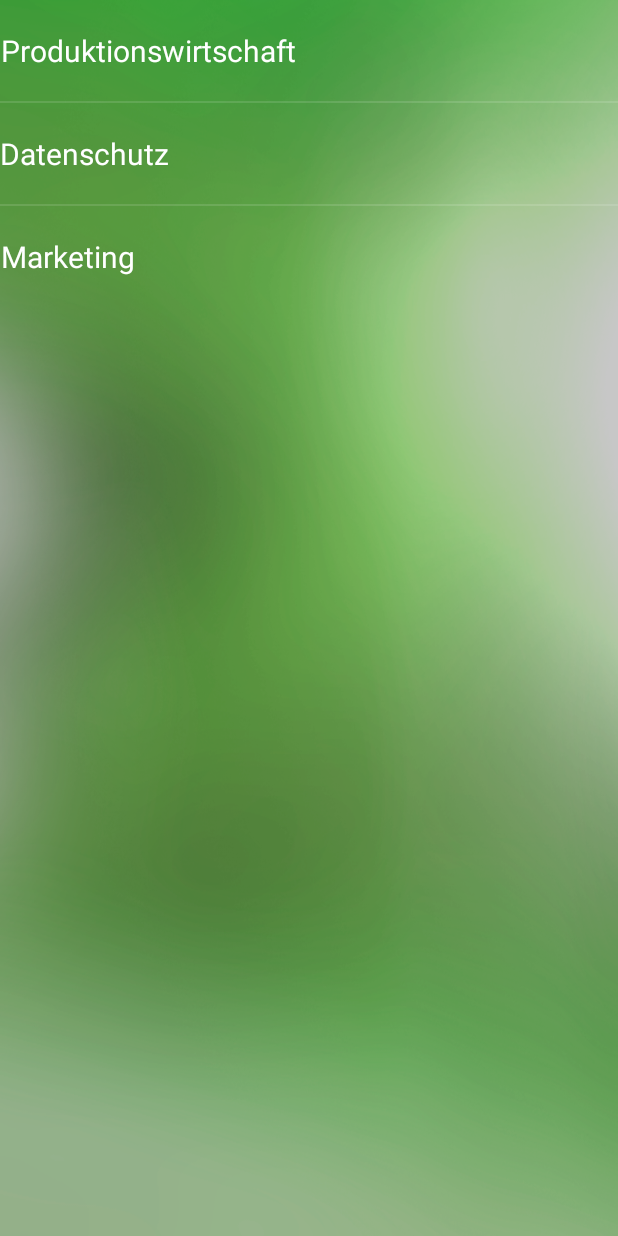
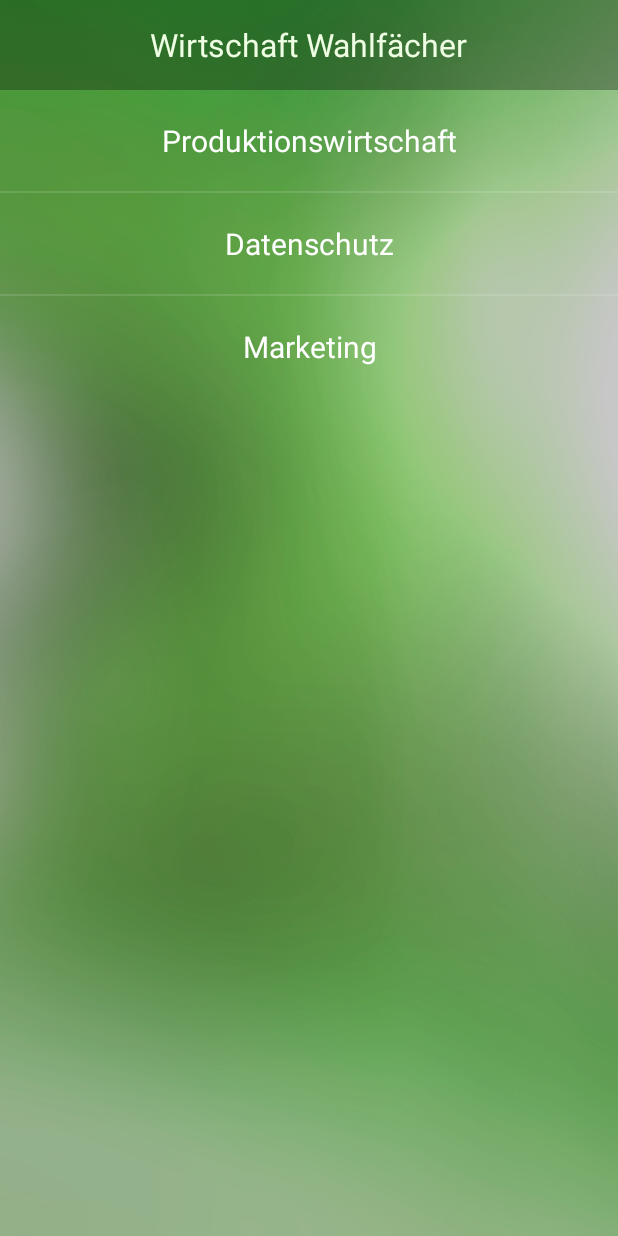
Before and after one commit to frickD/winki, an Android app: the screen it shows after launch (Main_Activity), after a tap on an icon or button, on a phone screen of 412 x 824 dp. Run offline under Robolectric (Android 15) with nearby library versions, the phone set to English and light mode, and no system bars; 1 other tap on this screen came first.

Commit message:
List View Update

```diff
--- a/app/src/main/java/hochschule/winki/Main_Activity.java
+++ b/app/src/main/java/hochschule/winki/Main_Activity.java
@@ -1,6 +1,7 @@
 package hochschule.winki;
 
 import android.content.Intent;
+import android.net.Uri;
 import android.os.Bundle;
 import android.support.design.widget.FloatingActionButton;
 import android.support.design.widget.Snackbar;
@@ -11,8 +12,10 @@ import android.view.Menu;
 import android.view.MenuItem;
 import android.widget.AdapterView;
 import android.widget.Button;
+import android.widget.EditText;
 import android.widget.LinearLayout;
 import android.widget.ListView;
+import android.widget.TextView;
 import android.widget.Toast;
 
 import java.util.HashMap;
@@ -26,6 +29,8 @@ public class Main_Activity extends AppCompatActivity {
     private LinearLayout searchLayout;
     private boolean isBackOnSemester = true;
     private String[] backArray;
+    private String backString;
+    private String backSemester;
 
     @Override
     protected void onCreate(Bundle savedInstanceState) {
@@ -35,17 +40,7 @@ public class Main_Activity extends AppCompatActivity {
         toolbar.setTitle("  ");
         setSupportActionBar(toolbar);
         searchLayout = (LinearLayout) findViewById(R.id.search_layout);
-
-
-        FloatingActionButton fab = (FloatingActionButton) findViewById(R.id.fab);
-        fab.setOnClickListener(new View.OnClickListener() {
-            @Override
-            public void onClick(View view) {
-                Snackbar.make(view, "Sie durchsuchen die Bib der HM", Snackbar.LENGTH_LONG)
-                        .setAction("Action", null).show();
-                 searchLayout.setVisibility(View.VISIBLE);
-            }
-        });
+        setSearchButtonListener();
         objectMap = Subjects.getObjectMap();
         wikiTitleMap = Subjects.getWikipediaTitle();
     }
@@ -73,19 +68,31 @@ public class Main_Activity extends AppCompatActivity {
     }
 
     public void onFirstSemester(View view) {
+        backString = "1. Semester";
+        backSemester = backString;
         openList(Subjects.firstSemester);
+        setHeadline(backString);
     }
 
     public void onSecondSemester (View view) {
+        backString = "2. Semester";
+        backSemester = backString;
         openList(Subjects.secondSemester);
+        setHeadline(backString);
     }
 
     public void onThirdSemester (View view) {
+        backString = "3. Semester";
+        backSemester = backString;
         openList(Subjects.thirdSemester);
+        setHeadline(backString);
     }
 
     public void onFourthSemester (View view) {
+        backSemester = backString;
+        backString = "4. Semester";
         openList(Subjects.fourthSemester);
+        setHeadline(backString);
     }
 
     public void onFifthSemester (View view) {
@@ -98,7 +105,10 @@ public class Main_Activity extends AppCompatActivity {
     }
 
     public void onSixthSemester (View view) {
+        backSemester = backString;
+        backString = "6. Semester";
         openList(Subjects.sixthSemester);
+        setHeadline(backString);
     }
 
     public void onSeventhSemester (View view) {
@@ -114,11 +124,17 @@ public class Main_Activity extends AppCompatActivity {
         searchLayout.setVisibility(View.GONE);
     }
     public void onWirtschaftSemester (View view) {
+        backSemester = backString;
+        backString = "Wirtschaft Wahlfächer";
         openList(Subjects.wpfgWirtschaft);
+        setHeadline(backString);
     }
 
     public void onITSemester (View view) {
+        backSemester = backString;
+        backString = "IT Wahlfächer";
         openList(Subjects.wpfgIT);
+        setHeadline(backString);
     }
 
     private void openList(final String[] givenSubject) {
@@ -129,6 +145,8 @@ public class Main_Activity extends AppCompatActivity {
             public void onItemClick(AdapterView<?> parent, View view, int position, long id) {
                 Toast.makeText(getApplicationContext(), givenSubject[position], Toast.LENGTH_SHORT).show();
                 openSubject(objectMap.get(givenSubject[position]));
+                backString = givenSubject[position];
+                setHeadline(backString);
                 isBackOnSemester = false;
             }
         });
@@ -162,10 +180,38 @@ public class Main_Activity extends AppCompatActivity {
     public void onBackPressed() {
         if(this.isBackOnSemester) {
             setContentView(R.layout.activity_main);
+            setSearchButtonListener();
         }
         else{
             openList(backArray);
+            setHeadline(backSemester);
             isBackOnSemester = true;
         }
     }
+
+    private void setSearchButtonListener() {
+        searchLayout = (LinearLayout) findViewById(R.id.search_layout);
+        FloatingActionButton fab = (FloatingActionButton) findViewById(R.id.fab);
+        fab.setOnClickListener(new View.OnClickListener() {
+            @Override
+            public void onClick(View view) {
+                Snackbar.make(view, "Geben Sie Ihren Suchbegriff ein", Snackbar.LENGTH_LONG)
+                        .setAction("Action", null).show();
+                searchLayout.setVisibility(View.VISIBLE);
+            }
+        });
+    }
+
+    public void onSearch(View view) {
+        EditText searchEditText = (EditText) findViewById(R.id.searchInput);
+        String searchInput = searchEditText.getText().toString();
+        Intent browserIntent = new Intent(Intent.ACTION_VIEW, Uri.parse("https://de.m.wikipedia.org/wiki/" + searchInput));
+        startActivity(browserIntent);
+    }
+
+    private void setHeadline (String clickedItem) {
+        String headlineText = clickedItem;
+        TextView headline = (TextView) findViewById(R.id.header);
+        headline.setText(clickedItem);
+    }
 }
--- a/app/src/main/res/layout/content_main_.xml
+++ b/app/src/main/res/layout/content_main_.xml
@@ -24,6 +24,7 @@
             android:background="@drawable/transtree"
             android:layout_height="85dp">
             <EditText
+                android:id="@+id/searchInput"
                 android:layout_marginLeft="10dp"
                 style="@style/whiteTextColor"
                 android:layout_width="wrap_content"
@@ -38,6 +39,7 @@
                 android:layout_weight="1">
             </View>
             <Button
+                android:onClick="onSearch"
                 android:background="@drawable/go"
                 android:layout_width="100dp"
                 android:layout_marginRight="5dp"
--- a/app/src/main/res/layout/list.xml
+++ b/app/src/main/res/layout/list.xml
@@ -8,14 +8,28 @@
 
     <LinearLayout
         android:layout_width="wrap_content"
-        android:gravity="center_horizontal"
         android:orientation="vertical"
-        android:layout_gravity="center_horizontal"
         android:layout_height="wrap_content">
 
+        <LinearLayout
+            android:layout_gravity="center"
+            android:gravity="center"
+            android:layout_width="wrap_content"
+            android:layout_height="60dp"
+            android:background="@drawable/transtree">
+            <TextView
+                android:layout_gravity="center"
+                android:layout_width="wrap_content"
+                android:layout_height="wrap_content"
+                android:text="TEST"
+                style="@style/texttest"
+                android:id="@+id/header"/>
+        </LinearLayout>
+
         <ListView
+            android:layout_gravity="center_horizontal"
             android:id="@+id/listview"
-            android:layout_width="wrap_content"
+            android:layout_width="fill_parent"
             android:layout_height="wrap_content"></ListView>
     </LinearLayout>
 </android.support.design.widget.CoordinatorLayout>
--- a/app/src/main/res/layout/list_row.xml
+++ b/app/src/main/res/layout/list_row.xml
@@ -1,22 +1,21 @@
 <?xml version="1.0" encoding="utf-8"?>
 <TableLayout xmlns:android="http://schemas.android.com/apk/res/android"
-    android:orientation="vertical" android:layout_width="fill_parent"
+    android:orientation="vertical"
     android:layout_gravity="center"
     android:gravity="center"
     android:theme="@style/AppTheme.AppBarOverlay"
-    android:layout_height="match_parent">
+    android:layout_width="fill_parent"
+    android:layout_height="wrap_content">
 
     <TableRow
-        android:layout_width="fill_parent"
-        android:gravity="center"
-        android:layout_gravity="center">
+        android:layout_width="match_parent" >
         <TextView
             android:layout_marginTop="20dp"
             android:layout_marginBottom="20dp"
             style="@style/listRow"
             android:id="@+id/subjectListRow"
             android:layout_width="fill_parent"
-            android:layout_height="wrap_content"
+            android:layout_weight="1"
             android:layout_gravity="center"
             android:gravity="center"
             />
```
